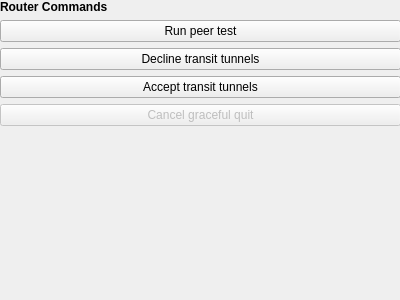
Old version of the form qt/i2pd_qt/routercommandswidget.ui in the repository PurpleI2P/i2pd.
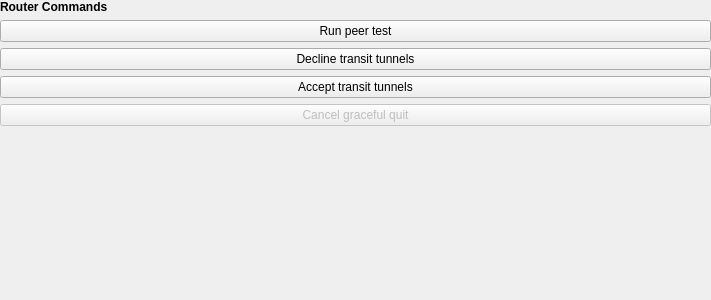
New version of the form.

Diff of the .ui file:
```diff
--- a/qt/i2pd_qt/routercommandswidget.ui
+++ b/qt/i2pd_qt/routercommandswidget.ui
@@ -6,7 +6,7 @@
    <rect>
     <x>0</x>
     <y>0</y>
-    <width>400</width>
+    <width>711</width>
     <height>300</height>
    </rect>
   </property>
@@ -24,13 +24,22 @@
     <rect>
      <x>0</x>
      <y>0</y>
-     <width>401</width>
+     <width>711</width>
      <height>301</height>
     </rect>
    </property>
    <layout class="QVBoxLayout" name="verticalLayout">
+    <property name="sizeConstraint">
+     <enum>QLayout::SetMaximumSize</enum>
+    </property>
     <item>
      <widget class="QLabel" name="label">
+      <property name="sizePolicy">
+       <sizepolicy hsizetype="Expanding" vsizetype="Preferred">
+        <horstretch>0</horstretch>
+        <verstretch>0</verstretch>
+       </sizepolicy>
+      </property>
       <property name="font">
        <font>
         <weight>75</weight>
@@ -44,6 +53,12 @@
     </item>
     <item>
      <widget class="QPushButton" name="runPeerTestPushButton">
+      <property name="sizePolicy">
+       <sizepolicy hsizetype="Expanding" vsizetype="Fixed">
+        <horstretch>0</horstretch>
+        <verstretch>0</verstretch>
+       </sizepolicy>
+      </property>
       <property name="text">
        <string>Run peer test</string>
       </property>
@@ -51,6 +66,12 @@
     </item>
     <item>
      <widget class="QPushButton" name="declineTransitTunnelsPushButton">
+      <property name="sizePolicy">
+       <sizepolicy hsizetype="Expanding" vsizetype="Fixed">
+        <horstretch>0</horstretch>
+        <verstretch>0</verstretch>
+       </sizepolicy>
+      </property>
       <property name="text">
        <string>Decline transit tunnels</string>
       </property>
@@ -58,6 +79,12 @@
     </item>
     <item>
      <widget class="QPushButton" name="acceptTransitTunnelsPushButton">
+      <property name="sizePolicy">
+       <sizepolicy hsizetype="Expanding" vsizetype="Fixed">
+        <horstretch>0</horstretch>
+        <verstretch>0</verstretch>
+       </sizepolicy>
+      </property>
       <property name="text">
        <string>Accept transit tunnels</string>
       </property>
@@ -68,6 +95,12 @@
       <property name="enabled">
        <bool>false</bool>
       </property>
+      <property name="sizePolicy">
+       <sizepolicy hsizetype="Expanding" vsizetype="Fixed">
+        <horstretch>0</horstretch>
+        <verstretch>0</verstretch>
+       </sizepolicy>
+      </property>
       <property name="text">
        <string>Cancel graceful quit</string>
       </property>
```
